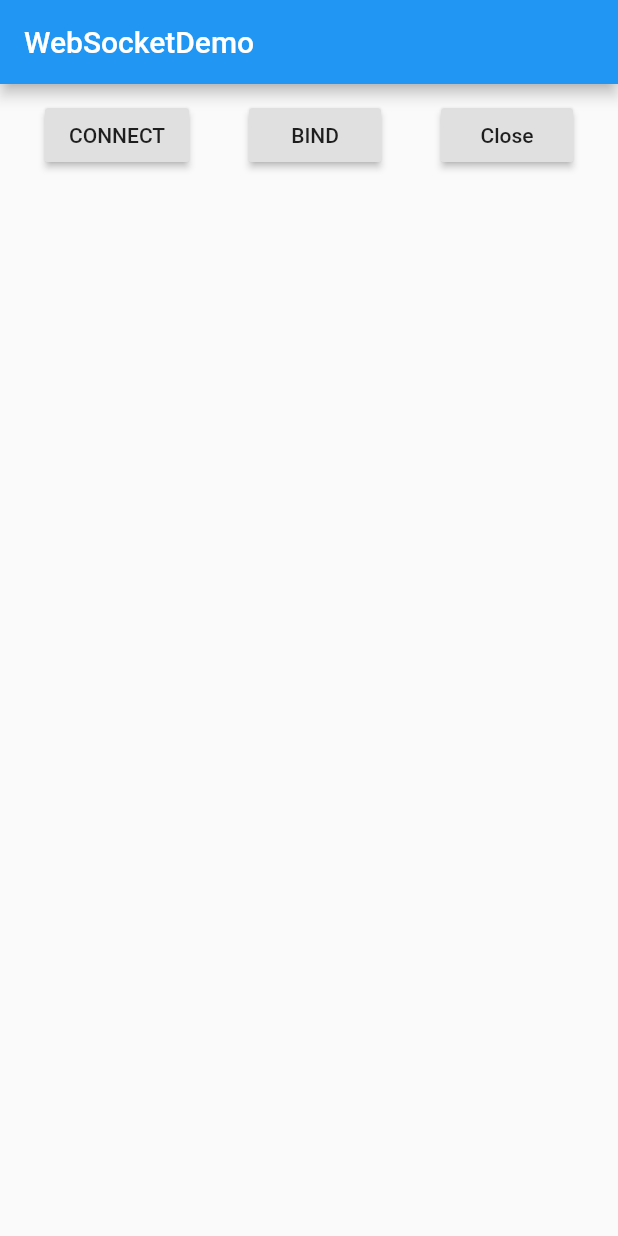
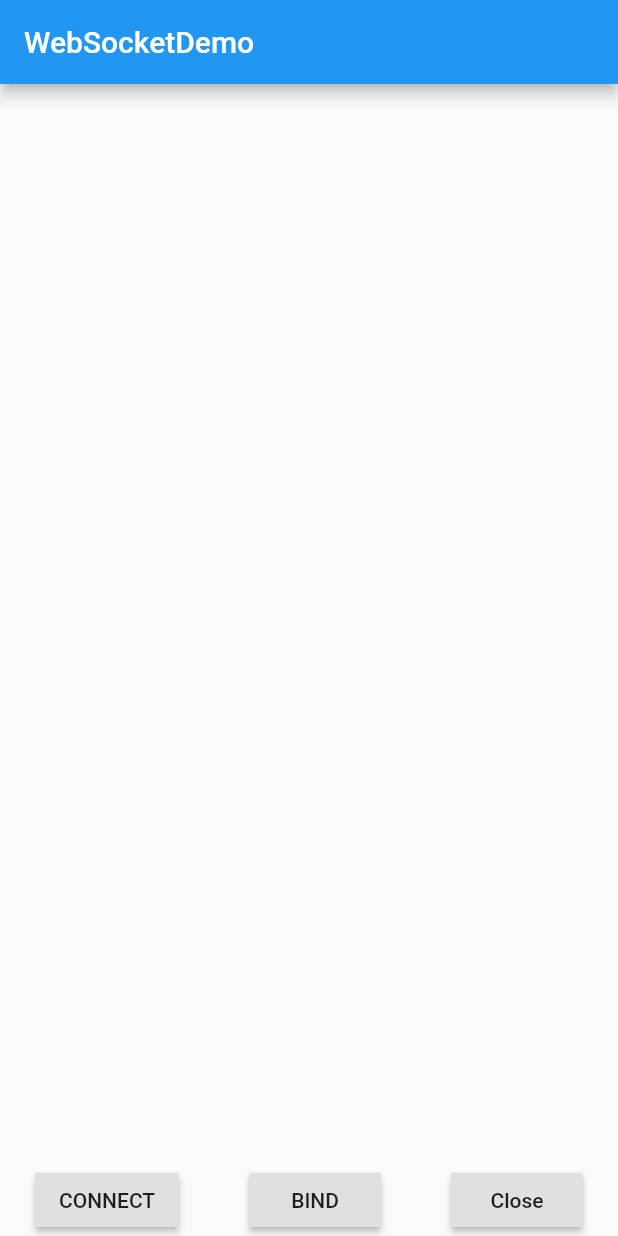
Before and after one commit to hslooooooool/im-dart-client, a Flutter app: the screen it shows after launch, on a phone screen of 412 x 824 dp. Run offline on Flutter 3.47's test engine with Material 2 defaults, Android fonts, the phone set to English and light mode, and no system bars; our stand-ins replace device_info, fixnum; missing offline and left inert: protobuf.

Commit message:
修改SDK;

```diff
--- a/lib/main.dart
+++ b/lib/main.dart
@@ -31,6 +31,30 @@ class _WebSocketDemoState extends State<WebSocketDemo> {
   String _message;
   IMWebSocketHelper _helper = IMWebSocketHelper.instance;
 
+  @override
+  Widget build(BuildContext context) {
+    return Column(
+      mainAxisAlignment: MainAxisAlignment.spaceEvenly,
+      crossAxisAlignment: CrossAxisAlignment.start,
+      children: <Widget>[
+        Expanded(
+          flex: 1,
+          child: ListView(
+            padding: EdgeInsets.all(10),
+            children: _generatorList(),
+          ),
+        ),
+        _generatorForm(),
+      ],
+    );
+  }
+
+  @override
+  void dispose() {
+    super.dispose();
+    _helper.sendCloseAction();
+  }
+
   Widget _generatorForm() {
     return Column(
       children: <Widget>[
@@ -56,29 +80,13 @@ class _WebSocketDemoState extends State<WebSocketDemo> {
   }
 
   List<Widget> _generatorList() {
-    List<Widget> prefix = [_generatorForm()];
     List<Widget> tmpList = _list.map((item) => ListItem(msg: item)).toList();
-    prefix.addAll(tmpList);
-    return prefix;
-  }
-
-  @override
-  Widget build(BuildContext context) {
-    return ListView(
-      padding: EdgeInsets.all(10),
-      children: _generatorList(),
-    );
-  }
-
-  @override
-  void dispose() {
-    super.dispose();
-    _helper.sendCloseAction();
+    return tmpList;
   }
 
   /// 连接消息服务
   void _connect() async {
-    _helper.config("ws://192.168.1.3:23456", "test dart", false).connect();
+    _helper.config("ws://192.168.1.103:23456", "test dart", false).connect();
     setState(() {
       _list.add('[Connect] 建立连接');
     });
```
